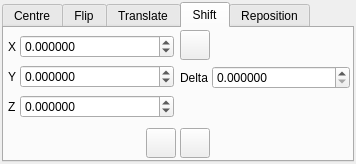
First picture: the form in src/gui/position.ui, repository trisyoungs/aten, before the edit.
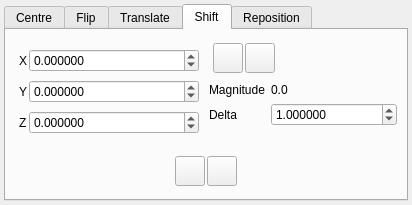
Second picture: the form after the edit. The open tabs and pages were chosen to show the change. Icons and pictures are not drawn.

Commit message: Fixed - Bug in disordered builder would cause a crash if a loaded model was not used in the build. Improved 'Shift' page of Position window.

The edit to the form file:
```diff
--- a/src/gui/position.ui
+++ b/src/gui/position.ui
@@ -5,14 +5,12 @@
    <rect>
     <x>0</x>
     <y>0</y>
-    <width>266</width>
-    <height>154</height>
+    <width>412</width>
+    <height>205</height>
    </rect>
   </property>
   <property name="sizePolicy" >
-   <sizepolicy>
-    <hsizetype>1</hsizetype>
-    <vsizetype>1</vsizetype>
+   <sizepolicy vsizetype="Minimum" hsizetype="Minimum" >
     <horstretch>0</horstretch>
     <verstretch>0</verstretch>
    </sizepolicy>
@@ -24,10 +22,10 @@
    <iconset resource="icons.qrc" >:/stackicons/icons/stack_position.svg</iconset>
   </property>
   <layout class="QHBoxLayout" >
-   <property name="margin" >
-    <number>2</number>
-   </property>
    <property name="spacing" >
+    <number>2</number>
+   </property>
+   <property name="margin" >
     <number>4</number>
    </property>
    <item>
@@ -782,38 +780,32 @@
       </layout>
      </widget>
      <widget class="QWidget" name="ShiftTab" >
+      <property name="geometry" >
+       <rect>
+        <x>0</x>
+        <y>0</y>
+        <width>404</width>
+        <height>173</height>
+       </rect>
+      </property>
       <attribute name="title" >
        <string>Shift</string>
       </attribute>
-      <layout class="QVBoxLayout" >
-       <property name="margin" >
-        <number>2</number>
-       </property>
-       <property name="spacing" >
-        <number>4</number>
-       </property>
+      <layout class="QVBoxLayout" name="verticalLayout_2" >
        <item>
-        <layout class="QHBoxLayout" >
-         <property name="margin" >
-          <number>0</number>
-         </property>
-         <property name="spacing" >
-          <number>4</number>
-         </property>
+        <layout class="QHBoxLayout" name="horizontalLayout" >
          <item>
           <layout class="QGridLayout" >
            <property name="margin" >
-            <number>2</number>
+            <number>4</number>
            </property>
            <property name="spacing" >
-            <number>4</number>
+            <number>2</number>
            </property>
            <item row="2" column="0" >
             <widget class="QLabel" name="label_57" >
              <property name="sizePolicy" >
-              <sizepolicy>
-               <hsizetype>1</hsizetype>
-               <vsizetype>5</vsizetype>
+              <sizepolicy vsizetype="Preferred" hsizetype="Minimum" >
                <horstretch>0</horstretch>
                <verstretch>0</verstretch>
               </sizepolicy>
@@ -826,9 +818,7 @@
            <item row="0" column="0" >
             <widget class="QLabel" name="label_55" >
              <property name="sizePolicy" >
-              <sizepolicy>
-               <hsizetype>1</hsizetype>
-               <vsizetype>5</vsizetype>
+              <sizepolicy vsizetype="Preferred" hsizetype="Minimum" >
                <horstretch>0</horstretch>
                <verstretch>0</verstretch>
               </sizepolicy>
@@ -841,10 +831,8 @@
            <item row="2" column="1" >
             <widget class="QDoubleSpinBox" name="VectorShiftZSpin" >
              <property name="sizePolicy" >
-              <sizepolicy>
-               <hsizetype>7</hsizetype>
-               <vsizetype>0</vsizetype>
-               <horstretch>100</horstretch>
+              <sizepolicy vsizetype="Fixed" hsizetype="Expanding" >
+               <horstretch>0</horstretch>
                <verstretch>0</verstretch>
               </sizepolicy>
              </property>
@@ -862,10 +850,8 @@
            <item row="0" column="1" >
             <widget class="QDoubleSpinBox" name="VectorShiftXSpin" >
              <property name="sizePolicy" >
-              <sizepolicy>
-               <hsizetype>7</hsizetype>
-               <vsizetype>0</vsizetype>
-               <horstretch>100</horstretch>
+              <sizepolicy vsizetype="Fixed" hsizetype="Expanding" >
+               <horstretch>0</horstretch>
                <verstretch>0</verstretch>
               </sizepolicy>
              </property>
@@ -883,10 +869,8 @@
            <item row="1" column="1" >
             <widget class="QDoubleSpinBox" name="VectorShiftYSpin" >
              <property name="sizePolicy" >
-              <sizepolicy>
-               <hsizetype>7</hsizetype>
-               <vsizetype>0</vsizetype>
-               <horstretch>100</horstretch>
+              <sizepolicy vsizetype="Fixed" hsizetype="Expanding" >
+               <horstretch>0</horstretch>
                <verstretch>0</verstretch>
               </sizepolicy>
              </property>
@@ -910,9 +894,7 @@
            <item row="1" column="0" >
             <widget class="QLabel" name="label_56" >
              <property name="sizePolicy" >
-              <sizepolicy>
-               <hsizetype>1</hsizetype>
-               <vsizetype>5</vsizetype>
+              <sizepolicy vsizetype="Preferred" hsizetype="Minimum" >
                <horstretch>0</horstretch>
                <verstretch>0</verstretch>
               </sizepolicy>
@@ -925,20 +907,14 @@
           </layout>
          </item>
          <item>
-          <layout class="QVBoxLayout" >
-           <property name="margin" >
-            <number>0</number>
-           </property>
-           <property name="spacing" >
-            <number>6</number>
-           </property>
+          <layout class="QVBoxLayout" name="verticalLayout" >
            <item>
             <layout class="QHBoxLayout" >
-             <property name="margin" >
-              <number>0</number>
-             </property>
              <property name="spacing" >
-              <number>6</number>
+              <number>2</number>
+             </property>
+             <property name="margin" >
+              <number>4</number>
              </property>
              <item>
               <widget class="QPushButton" name="DefineVectorButton" >
@@ -974,6 +950,38 @@
                </property>
               </widget>
              </item>
+             <item>
+              <widget class="QPushButton" name="NormaliseVectorButton" >
+               <property name="minimumSize" >
+                <size>
+                 <width>30</width>
+                 <height>30</height>
+                </size>
+               </property>
+               <property name="maximumSize" >
+                <size>
+                 <width>30</width>
+                 <height>30</height>
+                </size>
+               </property>
+               <property name="toolTip" >
+                <string>Normalise the currently defined vector</string>
+               </property>
+               <property name="text" >
+                <string/>
+               </property>
+               <property name="icon" >
+                <iconset resource="icons.qrc" >
+                 <normaloff>:/transform/icons/transform_normalise.svg</normaloff>:/transform/icons/transform_normalise.svg</iconset>
+               </property>
+               <property name="iconSize" >
+                <size>
+                 <width>24</width>
+                 <height>24</height>
+                </size>
+               </property>
+              </widget>
+             </item>
              <item>
               <spacer>
                <property name="orientation" >
@@ -990,19 +998,11 @@
             </layout>
            </item>
            <item>
-            <layout class="QHBoxLayout" >
-             <property name="margin" >
-              <number>0</number>
-             </property>
-             <property name="spacing" >
-              <number>4</number>
-             </property>
-             <item>
+            <layout class="QGridLayout" name="gridLayout" >
+             <item row="2" column="0" >
               <widget class="QLabel" name="label_58" >
                <property name="sizePolicy" >
-                <sizepolicy>
-                 <hsizetype>1</hsizetype>
-                 <vsizetype>5</vsizetype>
+                <sizepolicy vsizetype="Preferred" hsizetype="Minimum" >
                  <horstretch>0</horstretch>
                  <verstretch>0</verstretch>
                 </sizepolicy>
@@ -1012,13 +1012,11 @@
                </property>
               </widget>
              </item>
-             <item>
+             <item row="2" column="1" >
               <widget class="QDoubleSpinBox" name="VectorDeltaSpin" >
                <property name="sizePolicy" >
-                <sizepolicy>
-                 <hsizetype>7</hsizetype>
-                 <vsizetype>0</vsizetype>
-                 <horstretch>100</horstretch>
+                <sizepolicy vsizetype="Fixed" hsizetype="Expanding" >
+                 <horstretch>0</horstretch>
                  <verstretch>0</verstretch>
                 </sizepolicy>
                </property>
@@ -1034,6 +1032,23 @@
                <property name="singleStep" >
                 <double>0.100000000000000</double>
                </property>
+               <property name="value" >
+                <double>1.000000000000000</double>
+               </property>
+              </widget>
+             </item>
+             <item row="0" column="1" >
+              <widget class="QLabel" name="VectorMagnitudeLabel" >
+               <property name="text" >
+                <string>0.0</string>
+               </property>
+              </widget>
+             </item>
+             <item row="0" column="0" >
+              <widget class="QLabel" name="label" >
+               <property name="text" >
+                <string>Magnitude</string>
+               </property>
               </widget>
              </item>
             </layout>
@@ -1043,10 +1058,10 @@
              <property name="orientation" >
               <enum>Qt::Vertical</enum>
              </property>
-             <property name="sizeHint" >
+             <property name="sizeHint" stdset="0" >
               <size>
                <width>20</width>
-               <height>40</height>
+               <height>17</height>
               </size>
              </property>
             </spacer>
@@ -1057,10 +1072,10 @@
        </item>
        <item>
         <layout class="QHBoxLayout" >
-         <property name="margin" >
-          <number>0</number>
-         </property>
          <property name="spacing" >
+          <number>2</number>
+         </property>
+         <property name="margin" >
           <number>4</number>
          </property>
          <item>
@@ -1079,9 +1094,7 @@
          <item>
           <widget class="QPushButton" name="VectorShiftPositiveButton" >
            <property name="sizePolicy" >
-            <sizepolicy>
-             <hsizetype>7</hsizetype>
-             <vsizetype>0</vsizetype>
+            <sizepolicy vsizetype="Fixed" hsizetype="Expanding" >
              <horstretch>0</horstretch>
              <verstretch>0</verstretch>
             </sizepolicy>
@@ -1118,9 +1131,7 @@
          <item>
           <widget class="QPushButton" name="VectorShiftNegativeButton" >
            <property name="sizePolicy" >
-            <sizepolicy>
-             <hsizetype>7</hsizetype>
-             <vsizetype>0</vsizetype>
+            <sizepolicy vsizetype="Fixed" hsizetype="Expanding" >
              <horstretch>1</horstretch>
              <verstretch>0</verstretch>
             </sizepolicy>
```
Left out of the diff: 410 changed lines with no effect on the pictures. The commit also changes 4 other files.
